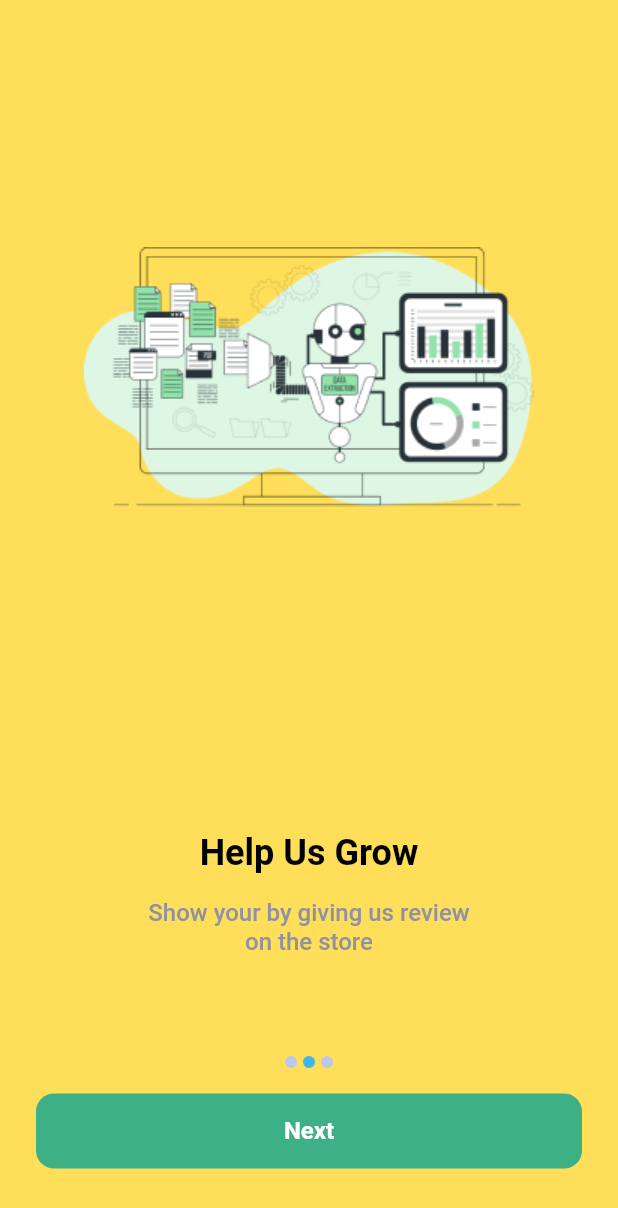
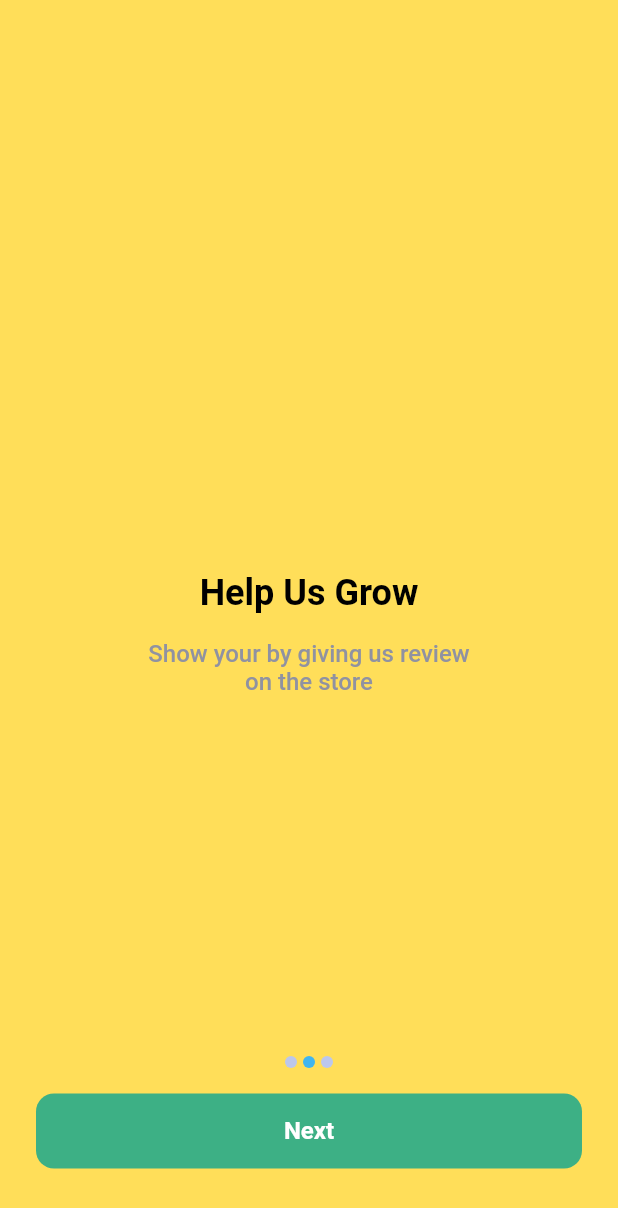
Before and after one commit to markjinhua/babyapp, a Flutter app: the OnBoardingScreen screen opened directly, after a tap on "Next", on a phone screen of 412 x 824 dp. Shown: the top 1208 px of the screen. Run offline on Flutter 3.47's test engine with Material 2 defaults, Android fonts, the phone set to English and light mode, and no system bars; our stand-ins replace cached_network_image, dio, flutter_svg, flutter_tts, fluttertoast, get and 10 more; missing offline and left inert: chat_gpt_sdk, in_app_purchase_storekit; accounts and stored records are empty; network calls fail.

Commit message:
Field Change
Field Change

```diff
--- a/lib/constant/app_assets.dart
+++ b/lib/constant/app_assets.dart
@@ -37,7 +37,7 @@ class AppAssets {
   static String applogoImage = "${iconPath}applogo.png";
   static String premiumIcon1 = "${iconPath}premiumIcon1.svg";
 
-  static String image1 = "${iconPath}image1.png";
-  static String image2 = "${iconPath}image2.png";
-  static String image3 = "${iconPath}image3.png";
+    // static String image1 = "${iconPath}image1.png";
+  // static String image2 = "${iconPath}image2.png";
+  // static String image3 = "${iconPath}image3.png";
 }
--- a/lib/constant/app_icon.dart
+++ b/lib/constant/app_icon.dart
@@ -224,24 +224,23 @@ class AppIcon{
     );
   }
 
-  static Widget image1() {
-    return SvgPicture.asset(
-      AppAssets.image1,
-    );
-  }
+  // static Widget image1() {
+  //   return SvgPicture.asset(
+  //     AppAssets.image1,
+  //   );
+  // }
 
-  static Widget image2() {
-    return SvgPicture.asset(
-      AppAssets.image2,
-    );
-  }
+  // static Widget image2() {
+  //   return SvgPicture.asset(
+  //     AppAssets.image2,
+  //   );
+  // }
 
-
-  static Widget image3() {
-    return SvgPicture.asset(
-      AppAssets.image3,
-    );
-  }
+  // static Widget image3() {
+  //   return SvgPicture.asset(
+  //     AppAssets.image3,
+  //   );
+  // }
 
 
 
--- a/lib/screens/chat_pages/chat_screen.dart
+++ b/lib/screens/chat_pages/chat_screen.dart
@@ -600,7 +600,9 @@ class _ChatScreenState extends State<ChatScreen> {
       data = answer;
       setState(() {});
     }
-    return data;
+    String outdata =
+        data.replaceAll('As an AI language model', 'By our suggest');
+    return outdata;
   }
 
   void sendMessageToAPI(String question) async {
--- a/lib/screens/onboarding_pages/on_boarding_page_view/page_view_1.dart
+++ b/lib/screens/onboarding_pages/on_boarding_page_view/page_view_1.dart
@@ -14,21 +14,33 @@ class Screen1 extends StatelessWidget {
       crossAxisAlignment: CrossAxisAlignment.center,
       mainAxisAlignment: MainAxisAlignment.start,
       children: [
-        Container(
-            height : height /5
+        Container(height: height / 5),
+        // Image.asset(AppAssets.image1),
+        Container(height: height / 10),
+        Text(
+          "Your AI Assistance",
+          style: TextStyle(
+              color: context.textTheme.headline1!.color,
+              fontSize: 24,
+              fontWeight: FontWeight.w700),
         ),
-        Image.asset(AppAssets.image1),
-        Container(
-            height : height /10
-        ),
-        Text("Your AI Assistance",style: TextStyle(color: context.textTheme.headline1!.color,fontSize: 24,fontWeight: FontWeight.w700),),
-        Container(
-            height : height /50
-        ),
+        Container(height: height / 50),
 
-        const Text("Using This App, You can Ask Your",style: TextStyle(color: Color(0xff9092A1),fontWeight: FontWeight.w500,fontSize: 16)),
-        const Text("questions and recieve articles using",style: TextStyle(color: Color(0xff9092A1),fontWeight: FontWeight.w500,fontSize: 16)),
-        const Text("artificial assistance",style: TextStyle(color: Color(0xff9092A1),fontWeight: FontWeight.w500,fontSize: 16))
+        const Text("Using This App, You can Ask Your",
+            style: TextStyle(
+                color: Color(0xff9092A1),
+                fontWeight: FontWeight.w500,
+                fontSize: 16)),
+        const Text("questions and recieve articles using",
+            style: TextStyle(
+                color: Color(0xff9092A1),
+                fontWeight: FontWeight.w500,
+                fontSize: 16)),
+        const Text("artificial assistance",
+            style: TextStyle(
+                color: Color(0xff9092A1),
+                fontWeight: FontWeight.w500,
+                fontSize: 16))
       ],
     );
   }
--- a/lib/screens/onboarding_pages/on_boarding_page_view/page_view_2.dart
+++ b/lib/screens/onboarding_pages/on_boarding_page_view/page_view_2.dart
@@ -14,20 +14,28 @@ class Screen2 extends StatelessWidget {
       crossAxisAlignment: CrossAxisAlignment.center,
       mainAxisAlignment: MainAxisAlignment.start,
       children: [
-        Container(
-            height : height /5
+        Container(height: height / 5),
+        // Image.asset(AppAssets.image2),
+        Container(height: height / 3.8),
+        Text(
+          "Help Us Grow",
+          style: TextStyle(
+              color: context.textTheme.headline1!.color,
+              fontSize: 24,
+              fontWeight: FontWeight.w700),
         ),
-        Image.asset(AppAssets.image2),
-        Container(
-            height : height /3.8
-        ),
-        Text("Help Us Grow",style: TextStyle(color: context.textTheme.headline1!.color,fontSize: 24,fontWeight: FontWeight.w700),),
-        Container(
-            height : height /50
-        ),
+        Container(height: height / 50),
 
-        const Text("Show your by giving us review",style: TextStyle(color: Color(0xff9092A1),fontWeight: FontWeight.w500,fontSize: 16)),
-        const Text("on the store",style: TextStyle(color: Color(0xff9092A1),fontWeight: FontWeight.w500,fontSize: 16)),
+        const Text("Show your by giving us review",
+            style: TextStyle(
+                color: Color(0xff9092A1),
+                fontWeight: FontWeight.w500,
+                fontSize: 16)),
+        const Text("on the store",
+            style: TextStyle(
+                color: Color(0xff9092A1),
+                fontWeight: FontWeight.w500,
+                fontSize: 16)),
       ],
     );
   }
--- a/lib/screens/onboarding_pages/on_boarding_page_view/page_view_3.dart
+++ b/lib/screens/onboarding_pages/on_boarding_page_view/page_view_3.dart
@@ -14,14 +14,28 @@ class Screen3 extends StatelessWidget {
       crossAxisAlignment: CrossAxisAlignment.center,
       mainAxisAlignment: MainAxisAlignment.start,
       children: [
-        Container(height : height /5),
-        Image.asset(AppAssets.image3),
-        Container(height : height /10),
-        Text("Enable Notifications",style: TextStyle(color: context.textTheme.headline1!.color,fontSize: 24,fontWeight: FontWeight.w700),),
-        Container(height : height /50),
+        Container(height: height / 5),
+        // Image.asset(AppAssets.image3),
+        Container(height: height / 10),
+        Text(
+          "Enable Notifications",
+          style: TextStyle(
+              color: context.textTheme.headline1!.color,
+              fontSize: 24,
+              fontWeight: FontWeight.w700),
+        ),
+        Container(height: height / 50),
 
-        const Text("allow us to send notifications. s you",style: TextStyle(color: Color(0xff9092A1),fontWeight: FontWeight.w500,fontSize: 16)),
-        const Text("wouldn’t miss anything",style: TextStyle(color: Color(0xff9092A1),fontWeight: FontWeight.w500,fontSize: 16)),
+        const Text("allow us to send notifications. s you",
+            style: TextStyle(
+                color: Color(0xff9092A1),
+                fontWeight: FontWeight.w500,
+                fontSize: 16)),
+        const Text("wouldn’t miss anything",
+            style: TextStyle(
+                color: Color(0xff9092A1),
+                fontWeight: FontWeight.w500,
+                fontSize: 16)),
       ],
     );
   }
--- a/lib/screens/splash_screen_pages/splash_screen.dart
+++ b/lib/screens/splash_screen_pages/splash_screen.dart
@@ -9,7 +9,6 @@ import 'package:shared_preferences/shared_preferences.dart';
 import '../../constant/app_icon.dart';
 import '../../main.dart';
 import '../../utils/app_keys.dart';
-import '../onboarding_pages/on_boarding_screen.dart';
 
 class SplashScreen extends StatefulWidget {
   const SplashScreen({Key? key}) : super(key: key);
```
Also changed, not shown: assets/icons/image1.png (deleted), assets/icons/image2.png (deleted), assets/icons/image3.png (deleted).
